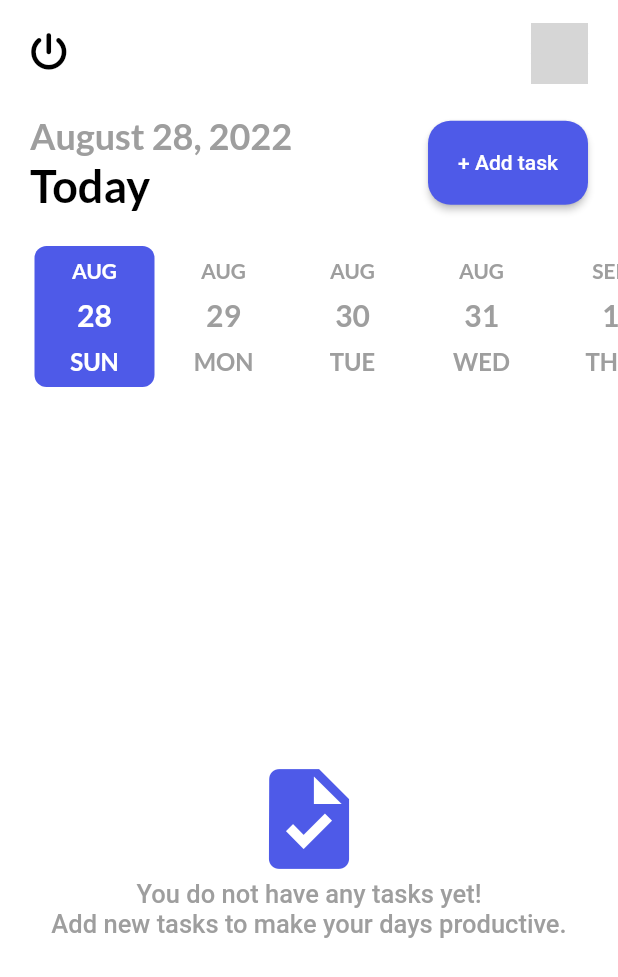
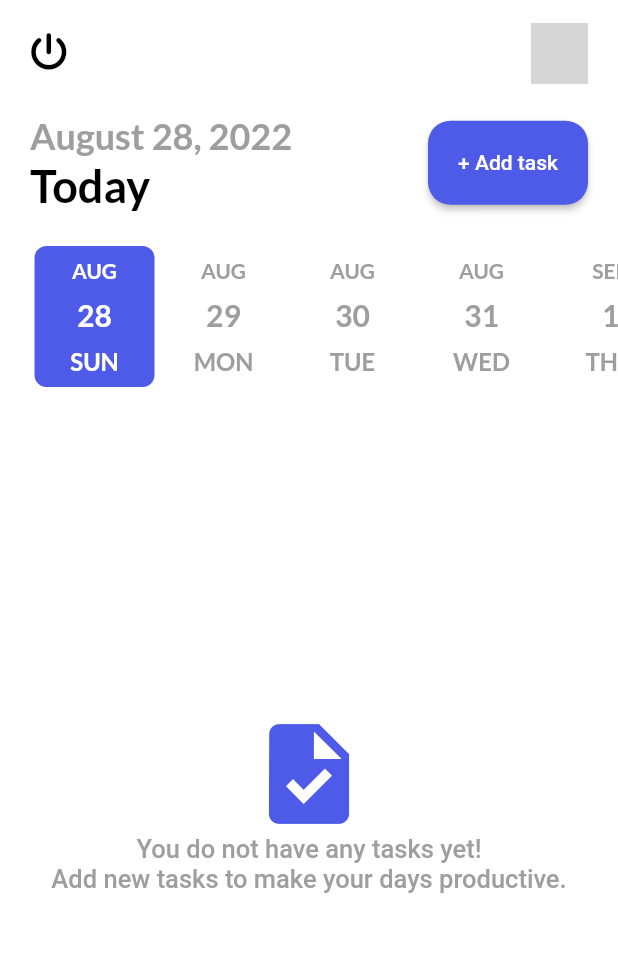
Before and after one commit to JideijeEmeka/my_todo_app, a Flutter app: the screen it shows after launch, on a phone screen of 412 x 824 dp. Shown: the top 977 px of the screen. Run offline on Flutter 3.47's test engine with Material 2 defaults, Android fonts, the phone set to English and light mode, and no system bars; drawn by our look-alikes of date_picker_timeline; our stand-ins replace flutter_local_notifications, flutter_native_timezone, flutter_staggered_animations, font_awesome_flutter, get, get_storage and 4 more; accounts and stored records are empty; network calls fail; statements that could not run were skipped; grey boxes are pictures that could not be loaded.

Commit message:
Make home page scrollable

```diff
--- a/lib/UI/home_page.dart
+++ b/lib/UI/home_page.dart
@@ -57,7 +57,11 @@ class _HomePageState extends State<HomePage> {
     return Scaffold(
       backgroundColor: context.theme.backgroundColor,
       appBar: homePageAppBar(context),
-      body: Column(children: [
+      body: SingleChildScrollView(
+        child: SizedBox(
+          height: MediaQuery.of(context).size.height,
+          width: MediaQuery.of(context).size.width,
+          child: Column(children: [
               const SizedBox(height: 10,),
               _taskBar(),
               _datePicker(),
@@ -66,6 +70,8 @@ class _HomePageState extends State<HomePage> {
               // _showNoTasks(),
               //_developerInfo(),
             ],),
+        ),
+      ),
     );
   }
 
@@ -138,10 +144,11 @@ class _HomePageState extends State<HomePage> {
           if(task.repeat == 'Daily') {
             DateTime date = DateFormat.jm().parse(task.startTime.toString());
             var myTime = DateFormat("HH:mm").format(date);
-            notificationService.scheduleNotification();
-            // notificationService.scheduledNotification(
-            //     int.parse(myTime.toString().split(":")[0]),
-            //     int.parse(myTime.toString().split(":")[1]), task);
+            notificationService.scheduleNotification(
+              hour: int.parse(myTime.toString().split(":")[0]),
+              minutes: int.parse(myTime.toString().split(":")[1]),
+              task: task
+            );
             return AnimationConfiguration.staggeredList(
                 position: index,
                 child: SlideAnimation(
@@ -154,8 +161,8 @@ class _HomePageState extends State<HomePage> {
                                     Container(
                                       padding: const EdgeInsets.only(top: 1),
                                       height: task.isCompleted == 1
-                                          ? MediaQuery.of(context).size.height * 0.25
-                                          : MediaQuery.of(context).size.height * 0.30,
+                                          ? MediaQuery.of(context).size.height * 0.30
+                                          : MediaQuery.of(context).size.height * 0.37,
                                       decoration: BoxDecoration(
                                         borderRadius: const BorderRadius.only(
                                           topLeft: Radius.circular(25),
@@ -287,7 +294,7 @@ class _HomePageState extends State<HomePage> {
   }
   _showNoTasks() {
     return Padding(
-      padding: const EdgeInsets.only(top: 230),
+      padding: const EdgeInsets.only(top: 200),
       child: Column(
         children: [
           Icon(Icons.task, size: 80,
```
Lines whose indentation alone changed are shown as unchanged.
